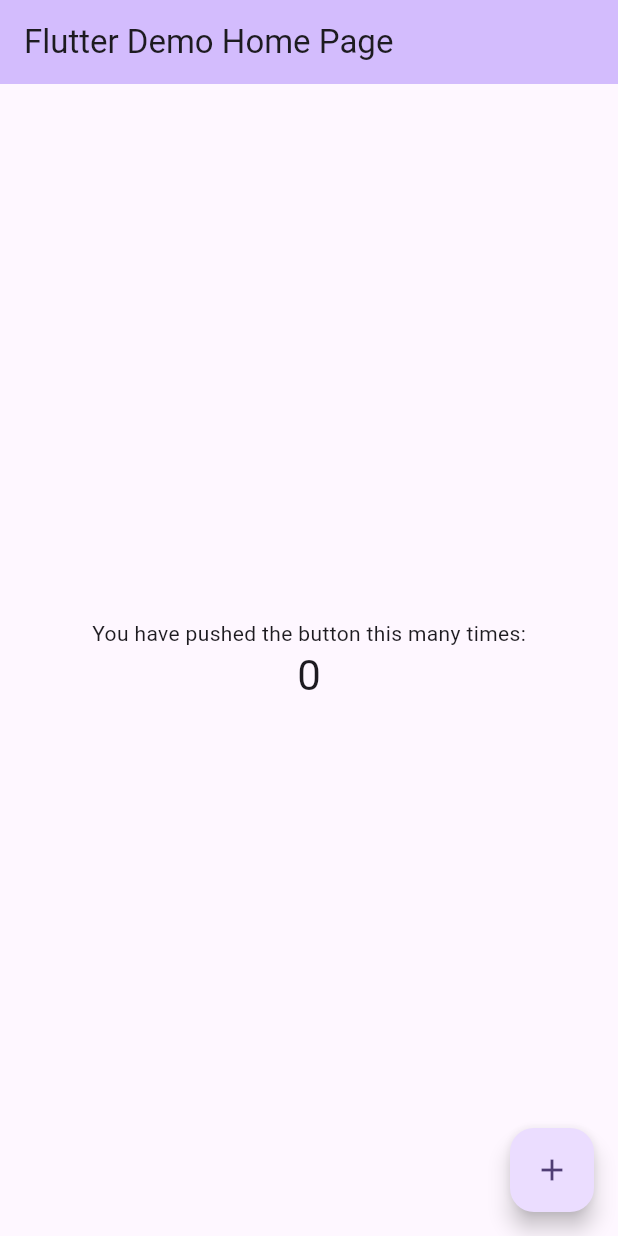
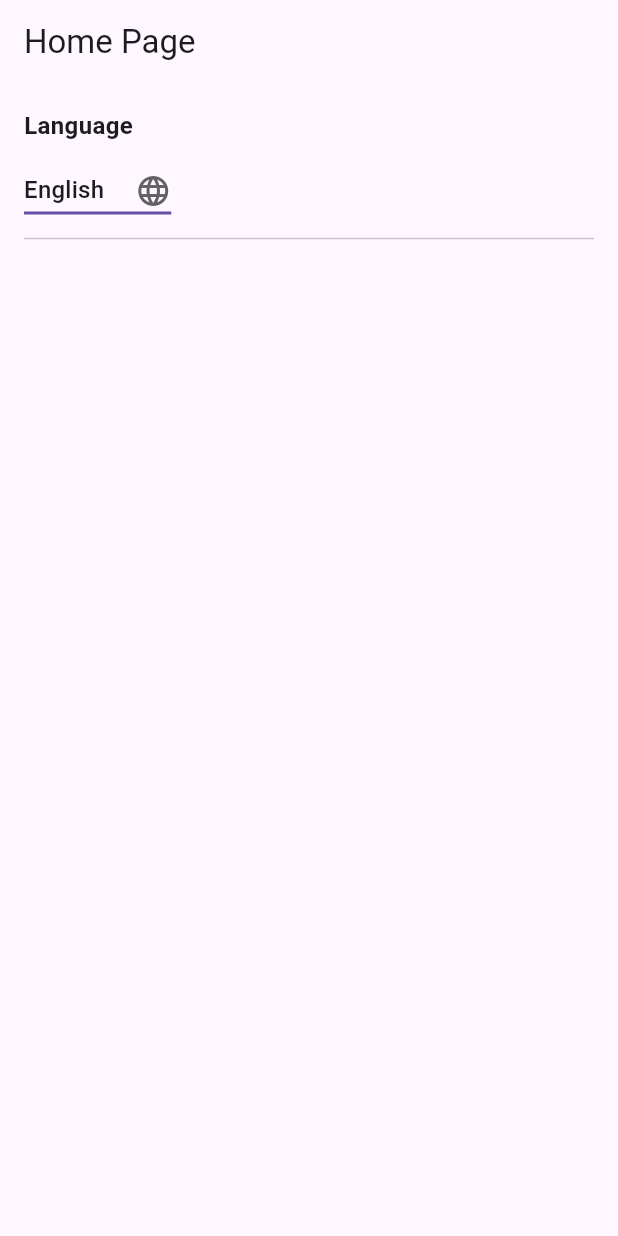
Before and after one commit to Middleboyno2/convert_book, a Flutter app: the screen it shows after launch, on a phone screen of 412 x 824 dp. Run offline on Flutter 3.47's test engine with Material 3 defaults, Android fonts, the phone set to English and light mode, and no system bars; our stand-ins replace equatable, flutter_bloc, shared_preferences.

Commit message:
update mutilanguage

```diff
--- /dev/null
+++ b/lib/core/localization/app_localizations.dart
@@ -0,0 +1,60 @@
+
+import 'dart:convert';
+import 'package:flutter/services.dart';
+import 'package:flutter/widgets.dart';
+
+class AppLocalizations {
+  final Locale locale;
+  late Map<String, dynamic> _localizedStrings;
+
+  AppLocalizations(this.locale);
+
+  static AppLocalizations of(BuildContext context) {
+    return Localizations.of<AppLocalizations>(context, AppLocalizations)!;
+  }
+
+  Future<void> load() async {
+    // Load JSON file
+    String jsonString = await rootBundle.loadString(
+        'lib/core/localization/l10n/app_${locale.languageCode}.json'
+    );
+
+    // Decode JSON
+    _localizedStrings = json.decode(jsonString);
+  }
+
+  // Phương thức dịch đa cấp
+  String translate(String key) {
+    // Hỗ trợ keys lồng nhau như 'login.username'
+    return _getNestedValue(key, _localizedStrings) ?? key;
+  }
+
+  // Hỗ trợ interpolation
+  String translateWithArgs(String key, {Map<String, String>? args}) {
+    String translation = translate(key);
+
+    if (args != null) {
+      args.forEach((k, v) {
+        translation = translation.replaceAll('{$k}', v);
+      });
+    }
+
+    return translation;
+  }
+
+  // Hàm hỗ trợ lấy giá trị keys lồng nhau
+  dynamic _getNestedValue(String key, Map<String, dynamic> map) {
+    List<String> keys = key.split('.');
+    dynamic value = map;
+
+    for (String k in keys) {
+      if (value is Map && value.containsKey(k)) {
+        value = value[k];
+      } else {
+        return null;
+      }
+    }
+
+    return value;
+  }
+}
--- /dev/null
+++ b/lib/core/localization/app_localizations_delegate.dart
@@ -0,0 +1,25 @@
+
+import 'package:flutter/widgets.dart';
+import 'app_localizations.dart';
+
+class AppLocalizationsDelegate extends LocalizationsDelegate<AppLocalizations> {
+  static const supportedLocales = [
+    Locale('en', 'US'),
+    Locale('vi', 'VN')
+  ];
+
+  @override
+  bool isSupported(Locale locale) {
+    return supportedLocales.map((l) => l.languageCode).contains(locale.languageCode);
+  }
+
+  @override
+  Future<AppLocalizations> load(Locale locale) async {
+    AppLocalizations localizations = AppLocalizations(locale);
+    await localizations.load();
+    return localizations;
+  }
+
+  @override
+  bool shouldReload(AppLocalizationsDelegate old) => false;
+}
--- /dev/null
+++ b/lib/core/localization/language_constants.dart
@@ -0,0 +1,15 @@
+
+import 'dart:ui';
+
+enum LanguageCode {
+  en('en', 'US', 'English'),
+  vi('vi', 'VN', 'Tiếng Việt');
+
+  final String code;
+  final String country;
+  final String name;
+
+  const LanguageCode(this.code, this.country, this.name);
+
+  Locale get locale => Locale(code, country);
+}
--- a/lib/main.dart
+++ b/lib/main.dart
@@ -1,4 +1,12 @@
+import 'package:doantotnghiep/presentation/bloc/language/language_bloc.dart';
+import 'package:doantotnghiep/presentation/bloc/language/language_event.dart';
+import 'package:doantotnghiep/presentation/bloc/language/language_state.dart';
+import 'package:doantotnghiep/presentation/pages/home.dart';
 import 'package:flutter/material.dart';
+import 'package:flutter_bloc/flutter_bloc.dart';
+import 'core/localization/app_localizations.dart';
+import 'core/localization/app_localizations_delegate.dart';
+import 'package:flutter_localizations/flutter_localizations.dart';
 
 void main() {
   runApp(const MyApp());
@@ -10,116 +18,35 @@
   // This widget is the root of your application.
   @override
   Widget build(BuildContext context) {
-    return MaterialApp(
-      title: 'Flutter Demo',
-      theme: ThemeData(
-        // This is the theme of your application.
-        //
-        // TRY THIS: Try running your application with "flutter run". You'll see
-        // the application has a purple toolbar. Then, without quitting the app,
-        // try changing the seedColor in the colorScheme below to Colors.green
-        // and then invoke "hot reload" (save your changes or press the "hot
-        // reload" button in a Flutter-supported IDE, or press "r" if you used
-        // the command line to start the app).
-        //
-        // Notice that the counter didn't reset back to zero; the application
-        // state is not lost during the reload. To reset the state, use hot
-        // restart instead.
-        //
-        // This works for code too, not just values: Most code changes can be
-        // tested with just a hot reload.
-        colorScheme: ColorScheme.fromSeed(seedColor: Colors.deepPurple),
-        useMaterial3: true,
+    return MultiBlocProvider(
+      providers: [
+        BlocProvider<LanguageBloc>(
+          create: (context) => LanguageBloc()..add(LanguageStartedEvent()),
+        ),
+        // Các bloc provider khác
+      ],
+      child: BlocBuilder<LanguageBloc, LanguageState>(
+        builder: (context, state) {
+          return MaterialApp(
+            title: 'Multi Language App',
+
+            // Cấu hình localization
+            locale: state is LanguageChangedState ? state.locale : const Locale('en', 'US'),
+            localizationsDelegates: [
+              AppLocalizationsDelegate(),
+              GlobalMaterialLocalizations.delegate,
+              GlobalWidgetsLocalizations.delegate,
+              GlobalCupertinoLocalizations.delegate,
+            ],
+            supportedLocales: AppLocalizationsDelegate.supportedLocales,
+
+            theme: ThemeData(
+              primarySwatch: Colors.blue,
+            ),
+            home: const HomePage(),
+          );
+        },
       ),
-      home: const MyHomePage(title: 'Flutter Demo Home Page'),
     );
   }
 }
-
-class MyHomePage extends StatefulWidget {
-  const MyHomePage({super.key, required this.title});
-
-  // This widget is the home page of your application. It is stateful, meaning
-  // that it has a State object (defined below) that contains fields that affect
-  // how it looks.
-
-  // This class is the configuration for the state. It holds the values (in this
-  // case the title) provided by the parent (in this case the App widget) and
-  // used by the build method of the State. Fields in a Widget subclass are
-  // always marked "final".
-
-  final String title;
-
-  @override
-  State<MyHomePage> createState() => _MyHomePageState();
-}
-
-class _MyHomePageState extends State<MyHomePage> {
-  int _counter = 0;
-
-  void _incrementCounter() {
-    setState(() {
-      // This call to setState tells the Flutter framework that something has
-      // changed in this State, which causes it to rerun the build method below
-      // so that the display can reflect the updated values. If we changed
-      // _counter without calling setState(), then the build method would not be
-      // called again, and so nothing would appear to happen.
-      _counter++;
-    });
-  }
-
-  @override
-  Widget build(BuildContext context) {
-    // This method is rerun every time setState is called, for instance as done
-    // by the _incrementCounter method above.
-    //
-    // The Flutter framework has been optimized to make rerunning build methods
-    // fast, so that you can just rebuild anything that needs updating rather
-    // than having to individually change instances of widgets.
-    return Scaffold(
-      appBar: AppBar(
-        // TRY THIS: Try changing the color here to a specific color (to
-        // Colors.amber, perhaps?) and trigger a hot reload to see the AppBar
-        // change color while the other colors stay the same.
-        backgroundColor: Theme.of(context).colorScheme.inversePrimary,
-        // Here we take the value from the MyHomePage object that was created by
-        // the App.build method, and use it to set our appbar title.
-        title: Text(widget.title),
-      ),
-      body: Center(
-        // Center is a layout widget. It takes a single child and positions it
-        // in the middle of the parent.
-        child: Column(
-          // Column is also a layout widget. It takes a list of children and
-          // arranges them vertically. By default, it sizes itself to fit its
-          // children horizontally, and tries to be as tall as its parent.
-          //
-          // Column has various properties to control how it sizes itself and
-          // how it positions its children. Here we use mainAxisAlignment to
-          // center the children vertically; the main axis here is the vertical
-          // axis because Columns are vertical (the cross axis would be
-          // horizontal).
-          //
-          // TRY THIS: Invoke "debug painting" (choose the "Toggle Debug Paint"
-          // action in the IDE, or press "p" in the console), to see the
-          // wireframe for each widget.
-          mainAxisAlignment: MainAxisAlignment.center,
-          children: <Widget>[
-            const Text(
-              'You have pushed the button this many times:',
-            ),
-            Text(
-              '$_counter',
-              style: Theme.of(context).textTheme.headlineMedium,
-            ),
-          ],
-        ),
-      ),
-      floatingActionButton: FloatingActionButton(
-        onPressed: _incrementCounter,
-        tooltip: 'Increment',
-        child: const Icon(Icons.add),
-      ), // This trailing comma makes auto-formatting nicer for build methods.
-    );
-  }
-}
--- /dev/null
+++ b/lib/presentation/bloc/language/language_bloc.dart
@@ -0,0 +1,46 @@
+import 'package:flutter/material.dart';
+import 'package:flutter_bloc/flutter_bloc.dart';
+import 'package:shared_preferences/shared_preferences.dart';
+import '../../../core/localization/language_constants.dart';
+import 'language_event.dart';
+import 'language_state.dart';
+
+class LanguageBloc extends Bloc<LanguageEvent, LanguageState> {
+  LanguageBloc() : super(LanguageInitialState()) {
+    on<LanguageStartedEvent>(_onStarted);
+    on<ChangeLanguageEvent>(_onChangeLanguage);
+  }
+
+  Future<void> _onStarted(
+      LanguageStartedEvent event,
+      Emitter<LanguageState> emit,
+      ) async {
+    // Khi ứng dụng khởi động, lấy ngôn ngữ đã lưu
+    final prefs = await SharedPreferences.getInstance();
+    final savedLanguageCode = prefs.getString('language_code') ?? 'en';
+    final savedCountryCode = prefs.getString('country_code') ?? 'US';
+
+    emit(LanguageChangedState(
+        locale: Locale(savedLanguageCode, savedCountryCode)
+    ));
+  }
+
+  Future<void> _onChangeLanguage(
+      ChangeLanguageEvent event,
+      Emitter<LanguageState> emit,
+      ) async {
+    // Tìm locale từ language code
+    final selectedLanguage = LanguageCode.values.firstWhere(
+          (lang) => lang.code == event.languageCode,
+      orElse: () => LanguageCode.en,
+    );
+
+    // Lưu cài đặt ngôn ngữ
+    final prefs = await SharedPreferences.getInstance();
+    await prefs.setString('language_code', selectedLanguage.code);
+    await prefs.setString('country_code', selectedLanguage.country);
+
+    // Emit state mới với locale đã chọn
+    emit(LanguageChangedState(locale: selectedLanguage.locale));
+  }
+}
--- /dev/null
+++ b/lib/presentation/bloc/language/language_event.dart
@@ -0,0 +1,19 @@
+import 'package:equatable/equatable.dart';
+
+abstract class LanguageEvent extends Equatable {
+  const LanguageEvent();
+
+  @override
+  List<Object?> get props => [];
+}
+
+class LanguageStartedEvent extends LanguageEvent {}
+
+class ChangeLanguageEvent extends LanguageEvent {
+  final String languageCode;
+
+  const ChangeLanguageEvent({required this.languageCode});
+
+  @override
+  List<Object?> get props => [languageCode];
+}
--- /dev/null
+++ b/lib/presentation/bloc/language/language_state.dart
@@ -0,0 +1,20 @@
+import 'package:equatable/equatable.dart';
+import 'package:flutter/material.dart';
+
+abstract class LanguageState extends Equatable {
+  const LanguageState();
+
+  @override
+  List<Object?> get props => [];
+}
+
+class LanguageInitialState extends LanguageState {}
+
+class LanguageChangedState extends LanguageState {
+  final Locale locale;
+
+  const LanguageChangedState({required this.locale});
+
+  @override
+  List<Object?> get props => [locale];
+}
--- /dev/null
+++ b/lib/presentation/pages/home.dart
@@ -0,0 +1,43 @@
+import 'package:flutter/material.dart';
+
+import '../../core/localization/app_localizations.dart';
+import '../widgets/language_dropdown.dart';
+
+class HomePage extends StatelessWidget{
+  const HomePage({super.key});
+
+  @override
+  Widget build(BuildContext context) {
+    // Lấy translation không có tham số
+    String title = AppLocalizations.of(context).translate('home.title');
+
+    // Lấy translation có tham số
+    String welcome = AppLocalizations.of(context).translateWithArgs(
+        'home.welcome',
+        args: {'name': 'John Doe'}
+    );
+
+    return Scaffold(
+      appBar: AppBar(
+        title: Text(title),
+      ),
+      body: Padding(
+        padding: const EdgeInsets.all(16.0),
+        child: Column(
+          crossAxisAlignment: CrossAxisAlignment.start,
+          children: [
+            Text(
+              AppLocalizations.of(context).translate('home.language'),
+              style: const TextStyle(fontSize: 16, fontWeight: FontWeight.bold),
+            ),
+            const SizedBox(height: 8),
+            const LanguageDropdown(),
+            const Divider(),
+            // Các cài đặt khác
+          ],
+        ),
+      ),
+    );
+  }
+
+}
--- /dev/null
+++ b/lib/presentation/widgets/language_dropdown.dart
@@ -0,0 +1,55 @@
+import 'package:flutter/material.dart';
+import 'package:flutter_bloc/flutter_bloc.dart';
+import '../../core/localization/language_constants.dart';
+import '../bloc/language/language_bloc.dart';
+import '../bloc/language/language_event.dart';
+import '../bloc/language/language_state.dart';
+
+class LanguageDropdown extends StatelessWidget {
+  const LanguageDropdown({Key? key}) : super(key: key);
+
+  @override
+  Widget build(BuildContext context) {
+    return BlocBuilder<LanguageBloc, LanguageState>(
+      builder: (context, state) {
+        // Lấy locale hiện tại
+        Locale currentLocale = state is LanguageChangedState
+            ? state.locale
+            : const Locale('en', 'US'); // Mặc định là tiếng Anh
+
+        String currentLanguageCode = currentLocale.languageCode;
+
+        return DropdownButton<String>(
+          value: currentLanguageCode,
+          icon: const Icon(Icons.language),
+          elevation: 16,
+          underline: Container(
+            height: 2,
+            color: Theme.of(context).primaryColor,
+          ),
+          onChanged: (String? newValue) {
+            if (newValue != null && newValue != currentLanguageCode) {
+              // Dispatch event để thay đổi ngôn ngữ
+              context.read<LanguageBloc>().add(
+                  ChangeLanguageEvent(languageCode: newValue)
+              );
+            }
+          },
+          items: LanguageCode.values.map<DropdownMenuItem<String>>((LanguageCode language) {
+            return DropdownMenuItem<String>(
+              value: language.code,
+              child: Row(
+                children: [
+                  // Tuỳ chọn: thêm cờ quốc gia
+                  // Image.asset('assets/flags/${language.code}.png', width: 24),
+                  // SizedBox(width: 10),
+                  Text(language.name),
+                ],
+              ),
+            );
+          }).toList(),
+        );
+      },
+    );
+  }
+}
```
Also changed, not shown: lib/core/localization/l10n/app_en.json (added, +14 -0 lines), lib/core/localization/l10n/app_vi.json (added, +14 -0 lines), pubspec.yaml (+35 -47 lines), assets/images/language/english.png (added), assets/images/language/vietnam.png (added), assets/logo/logo_app.png (added), assets/logo/logo_transparent.png (added), pubspec.lock, 4 other files.
